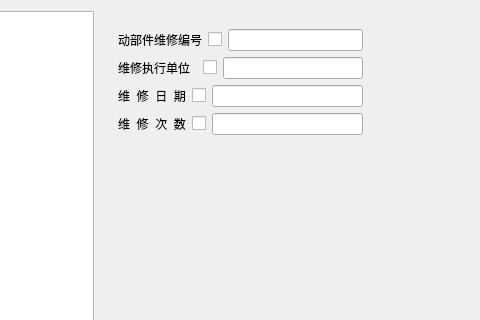
First picture: the form in advancesearchdlg.ui, repository WooodHead/labelling3, before the edit; both pictures show x 194 to 674 and y 0 to 320 of the 935 by 655 pixel window.
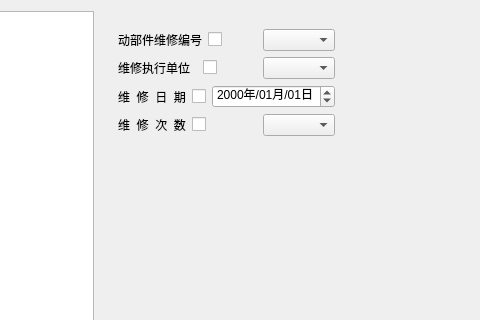
Second picture: the form after the edit. The open tabs and pages were chosen to show the change.

Commit message: movepartrepairinfo searche complete

What changed in the file:
```diff
--- a/advancesearchdlg.ui
+++ b/advancesearchdlg.ui
@@ -430,7 +430,7 @@
                </widget>
               </item>
               <item>
-               <widget class="QLineEdit" name="lineEdit_13"/>
+               <widget class="QComboBox" name="movepartRepairIdCbBox"/>
               </item>
              </layout>
             </item>
@@ -454,7 +454,7 @@
                </widget>
               </item>
               <item>
-               <widget class="QLineEdit" name="lineEdit_16"/>
+               <widget class="QComboBox" name="repairDepartCbBox"/>
               </item>
              </layout>
             </item>
@@ -478,7 +478,11 @@
                </widget>
               </item>
               <item>
-               <widget class="QLineEdit" name="lineEdit_14"/>
+               <widget class="QDateEdit" name="repairDateDateEdit">
+                <property name="displayFormat">
+                 <string>yyyy年/MM月/dd日</string>
+                </property>
+               </widget>
               </item>
              </layout>
             </item>
@@ -502,7 +506,7 @@
                </widget>
               </item>
               <item>
-               <widget class="QLineEdit" name="lineEdit_15"/>
+               <widget class="QComboBox" name="repairrepairTimeCbBox"/>
               </item>
              </layout>
             </item>
```
Left out of the diff: 20 changed lines with no effect on the pictures. The commit also changes 2 other files.
